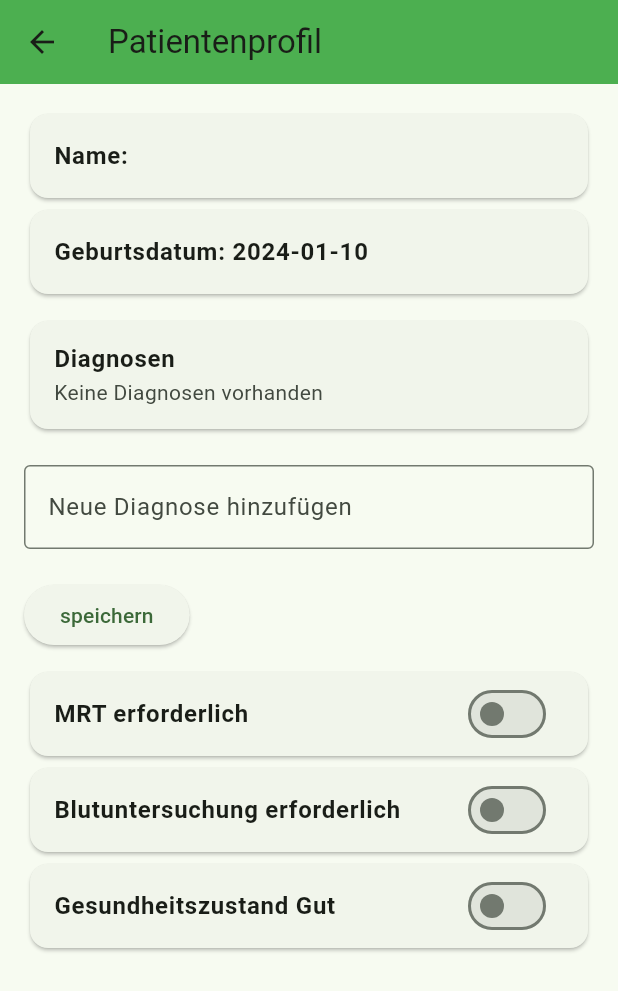
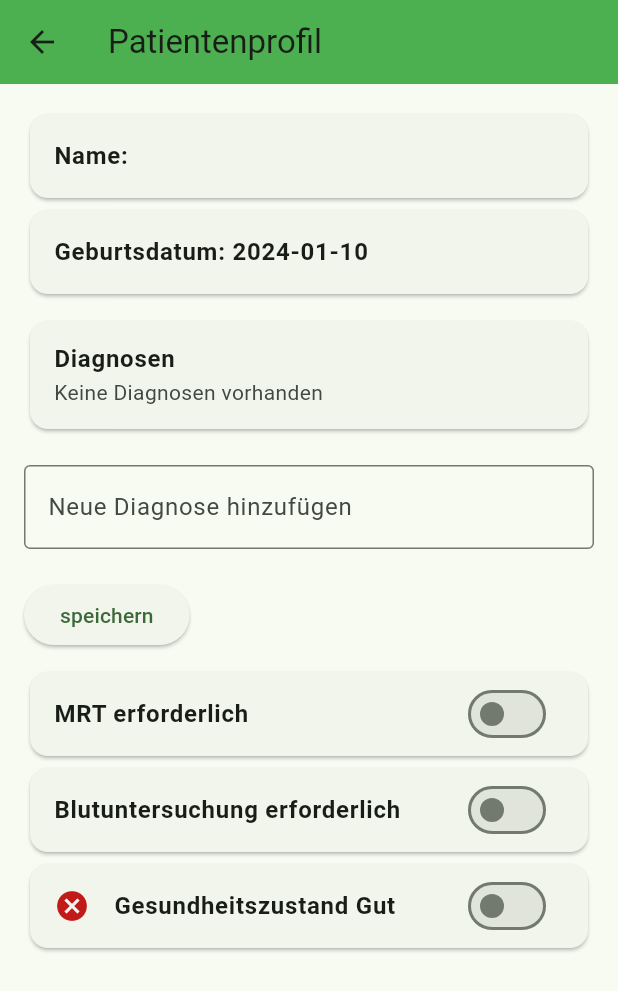
Before and after one commit to abde902/Krankenhaus_App, a Flutter app: the PatientDetailScreen screen opened directly with empty values, on a phone screen of 412 x 824 dp. Shown: the top 991 px of the screen. Run offline on Flutter 3.47's test engine with Material 3 defaults, Android fonts, the phone set to English and light mode, and no system bars.

Commit message:
mrt neu code

```diff
--- a/lib/dash_admin.dart
+++ b/lib/dash_admin.dart
@@ -211,7 +211,7 @@ List<Zimmer> _filterZimmer() {
             patientImZimmer != null &&
             patientImZimmer.aktuellerGesundheitszustand; // Überprüfe den Gesundheitszustand
       default:
-        return true; // wenn kein Filter ausgewählt ist, zeige alle Zimmer an
+        return !zimmer.istBelegt;
     }
   }).toList();
 
--- a/lib/main.dart
+++ b/lib/main.dart
@@ -39,7 +39,7 @@ class LoginScreen extends StatefulWidget {
 }
 
 class _LoginScreenState extends State<LoginScreen> {
-  String? selectedRole = 'Arzt';
+  String? selectedRole = 'Administrator';
   final emailController = TextEditingController();
   final passwordController = TextEditingController();
 
--- a/lib/patient.dart
+++ b/lib/patient.dart
@@ -4,35 +4,33 @@ class Patient {
   final DateTime geburtsdatum;
   bool aktuellerGesundheitszustand;
   int zimmerNummer;  // Variable für die Zimmernummer
-  List<String> diagnosen;  // Geänderte Variable für die Diagnosen als Liste
-    bool MRT;
-    bool blutuntersuchung;
+  List<String> diagnosen;  // Liste für die Diagnosen
+  bool MRT;
+  bool blutuntersuchung;
+  List<String> mrts;  // Liste für MRT-Diagnosen
+  // Liste für Blutuntersuchungen
 
   Patient({
     required this.id,
     required this.name,
     required this.geburtsdatum,
-     this.aktuellerGesundheitszustand=false,
-     this.MRT=false,
-     this.blutuntersuchung=false,
+    this.aktuellerGesundheitszustand = false,
+    this.MRT = false,
+    this.blutuntersuchung = false,
     required this.zimmerNummer,
-    List<String>? initialDiagnosen,  // Optionale Initialisierung der Diagnosen
-  }) : diagnosen = initialDiagnosen ?? [];  // Standardmäßig eine leere Liste, wenn keine Diagnosen gegeben sind
+    List<String>? initialDiagnosen,
+    List<String>? initialMRTs,
+
+  }) : diagnosen = initialDiagnosen ?? [],
+       mrts = initialMRTs ?? [];
 
   // Methode zum Hinzufügen einer Diagnose
   void addDiagnosis(String newDiagnosis) {
     diagnosen.add(newDiagnosis);
   }
 
-  // Methode zum Löschen einer Diagnose
-  void removeDiagnosis(String diagnosisToRemove) {
-    diagnosen.remove(diagnosisToRemove);
+ void addMRTImage(String imageName) {
+    mrts.add(imageName);
   }
 
-  // Methode zum Aktualisieren der Diagnosenliste
-  void updateDiagnoses(List<String> newDiagnoses) {
-    diagnosen = newDiagnoses;
-  }
-
-
 }
--- a/lib/patient_detail_screen.dart
+++ b/lib/patient_detail_screen.dart
@@ -132,7 +132,8 @@ Card(
     ),
   ),
 ),
-        Card(
+
+Card(
   child: ListTile(
     title: Text(
       'Gesundheitszustand Gut',
@@ -145,9 +146,16 @@ Card(
           widget.patient.aktuellerGesundheitszustand = value;
         });
       },
+      activeTrackColor: Colors.green[200], // Farbe des Tracks, wenn der Switch aktiv ist
+      activeColor: Colors.green, // Farbe des Knopfs, wenn der Switch aktiv ist
+    ),
+    leading: Icon(
+      widget.patient.aktuellerGesundheitszustand ? Icons.check_circle : Icons.cancel,
+      color: widget.patient.aktuellerGesundheitszustand ? Colors.green : const Color.fromARGB(255, 194, 25, 25),
     ),
   ),
 ),
+
           ],
         ),
       ),
--- a/pubspec.yaml
+++ b/pubspec.yaml
@@ -94,4 +94,6 @@ flutter:
 
 
   assets:
-    - assets/images/logo.jpeg
+
+  - assets/images/
+  - assets/icons/
```
Also changed, not shown: lib/blut_page_details.dart (added, +23 -0 lines), lib/dash_labor.dart (+30 -13 lines), lib/mrt_page_details.dart (added, +76 -0 lines), lib/test_detail_screen.dart (deleted, +0 -43 lines), assets/icons/blood1.png (added), assets/icons/image.png (added), assets/images/logo.jpeg (deleted), assets/images/pg.jpg (added), assets/images/pk.jpg (added), assets/images/pl.jpg (added), assets/images/sn.jpg (added).
